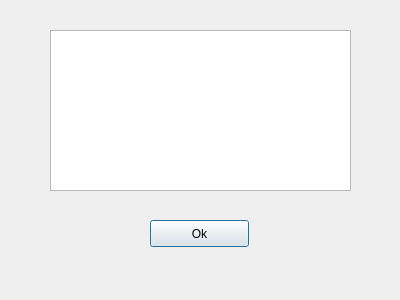
Qt form AutoLote/error.ui (Areyes-Trimarchi/Proyecto_Progra3_AlvaroReyes_113419020) before a commit.
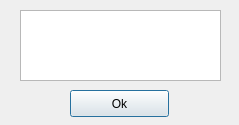
The same form after that commit.

```diff
--- a/AutoLote/error.ui
+++ b/AutoLote/error.ui
@@ -6,8 +6,8 @@
    <rect>
     <x>0</x>
     <y>0</y>
-    <width>400</width>
-    <height>300</height>
+    <width>239</width>
+    <height>125</height>
    </rect>
   </property>
   <property name="windowTitle">
@@ -19,10 +19,10 @@
    </property>
    <property name="geometry">
     <rect>
-     <x>50</x>
-     <y>30</y>
-     <width>301</width>
-     <height>161</height>
+     <x>20</x>
+     <y>10</y>
+     <width>201</width>
+     <height>71</height>
     </rect>
    </property>
    <property name="readOnly">
@@ -32,8 +32,8 @@
   <widget class="QPushButton" name="pushButton">
    <property name="geometry">
     <rect>
-     <x>150</x>
-     <y>220</y>
+     <x>70</x>
+     <y>90</y>
      <width>99</width>
      <height>27</height>
     </rect>
```
